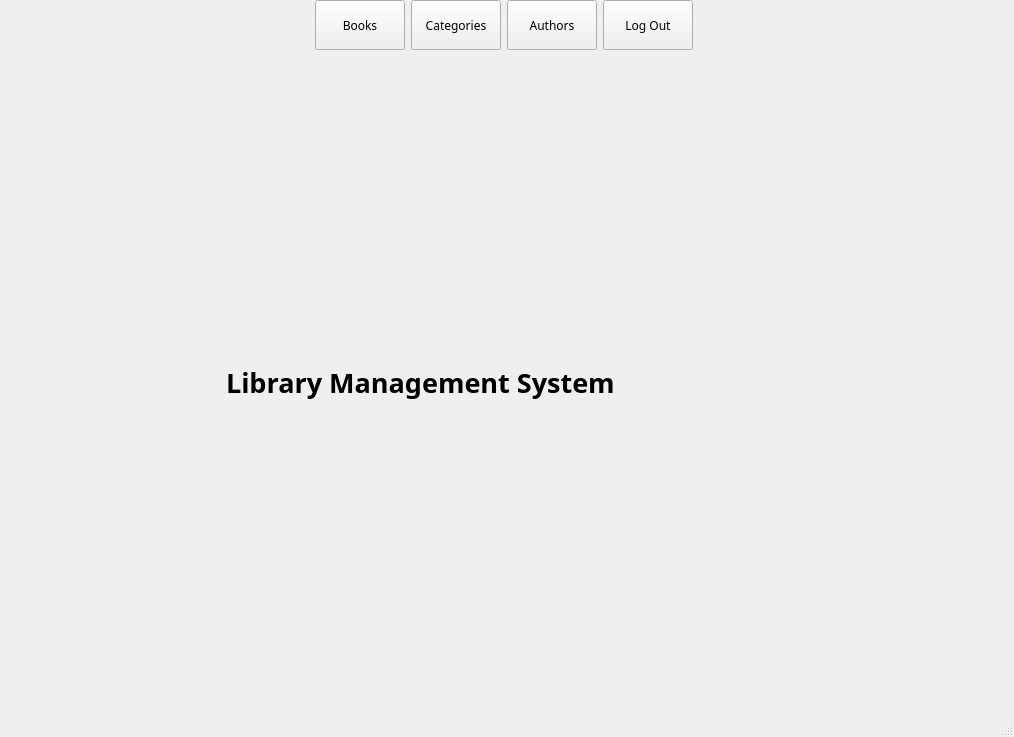
Qt form src/forms/librarymainwindow.ui (yunag/QLibraryManagementSystem) before a commit.
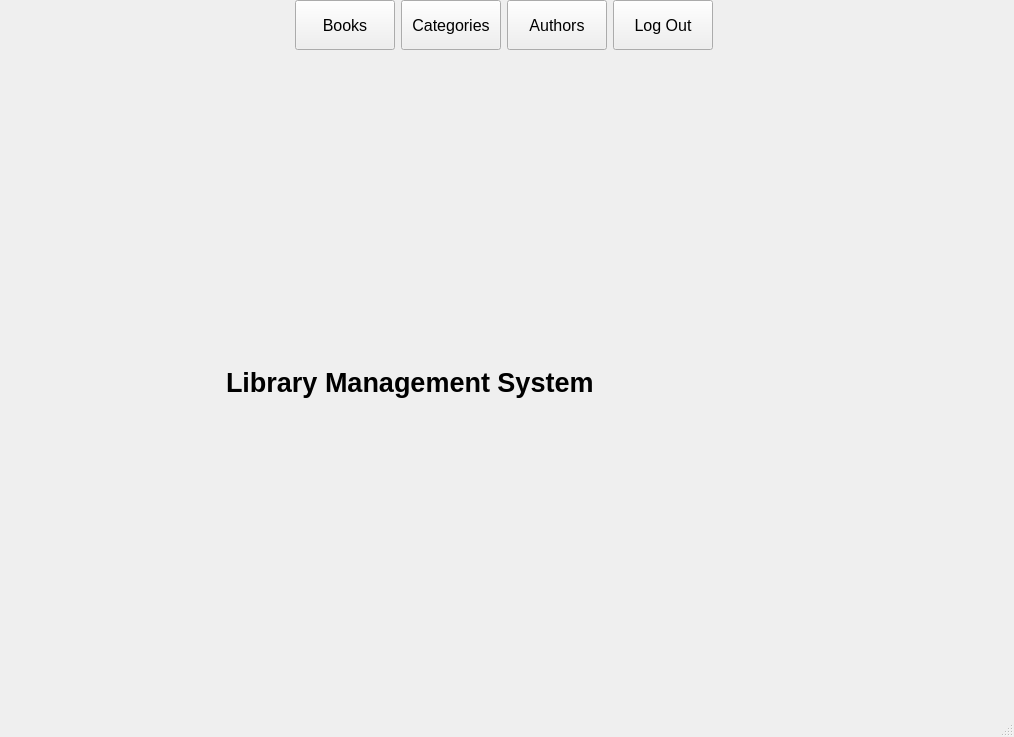
The same form after that commit. Icons and pictures are not drawn.

Diff of the .ui file:
```diff
--- a/src/forms/librarymainwindow.ui
+++ b/src/forms/librarymainwindow.ui
@@ -110,13 +110,13 @@
            </property>
            <property name="minimumSize">
             <size>
-             <width>90</width>
+             <width>100</width>
              <height>0</height>
             </size>
            </property>
            <property name="font">
             <font>
-             <family>Montserrat</family>
+             <pointsize>12</pointsize>
             </font>
            </property>
            <property name="text">
@@ -143,13 +143,13 @@
            </property>
            <property name="minimumSize">
             <size>
-             <width>90</width>
+             <width>100</width>
              <height>0</height>
             </size>
            </property>
            <property name="font">
             <font>
-             <family>Montserrat</family>
+             <pointsize>12</pointsize>
             </font>
            </property>
            <property name="text">
@@ -173,13 +173,13 @@
            </property>
            <property name="minimumSize">
             <size>
-             <width>90</width>
+             <width>100</width>
              <height>0</height>
             </size>
            </property>
            <property name="font">
             <font>
-             <family>Montserrat</family>
+             <pointsize>12</pointsize>
             </font>
            </property>
            <property name="text">
@@ -203,13 +203,13 @@
            </property>
            <property name="minimumSize">
             <size>
-             <width>90</width>
+             <width>100</width>
              <height>0</height>
             </size>
            </property>
            <property name="font">
             <font>
-             <family>Montserrat</family>
+             <pointsize>12</pointsize>
             </font>
            </property>
            <property name="text">
@@ -293,7 +293,6 @@
             </property>
             <property name="font">
              <font>
-              <family>Montserrat</family>
               <pointsize>20</pointsize>
               <bold>true</bold>
              </font>
```
